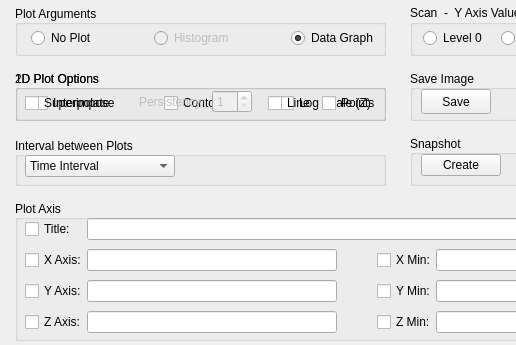
This is slsDetectorGui/forms/form_tab_plot.ui in slsdetectorgroup/slsDetectorPackage as Qt 5 draws it before an edit; both pictures show x 0 to 516 and y 0 to 345 of the 775 by 345 pixel window. The edited form follows.
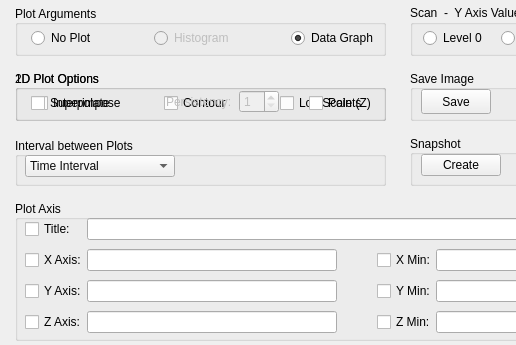
This is the edited form.

Commit message: included checkbox for enable file write

```diff
--- a/slsDetectorGui/forms/form_tab_plot.ui
+++ b/slsDetectorGui/forms/form_tab_plot.ui
@@ -196,7 +196,7 @@
      <rect>
       <x>10</x>
       <y>20</y>
-      <width>356</width>
+      <width>350</width>
       <height>26</height>
      </rect>
     </property>
@@ -218,23 +218,7 @@
       </widget>
      </item>
      <item row="0" column="3">
-      <widget class="QCheckBox" name="checkBox">
-       <property name="enabled">
-        <bool>true</bool>
-       </property>
-       <property name="sizePolicy">
-        <sizepolicy hsizetype="Fixed" vsizetype="Fixed">
-         <horstretch>0</horstretch>
-         <verstretch>0</verstretch>
-        </sizepolicy>
-       </property>
-       <property name="text">
-        <string>Line</string>
-       </property>
-      </widget>
-     </item>
-     <item row="0" column="4">
-      <widget class="QCheckBox" name="checkBox_2">
+      <widget class="QCheckBox" name="chkPoints">
        <property name="enabled">
         <bool>true</bool>
        </property>
@@ -259,7 +243,7 @@
        </property>
        <property name="sizeHint" stdset="0">
         <size>
-         <width>150</width>
+         <width>170</width>
          <height>10</height>
         </size>
        </property>
@@ -270,7 +254,7 @@
    <widget class="QWidget" name="horizontalLayoutWidget_2">
     <property name="geometry">
      <rect>
-      <x>118</x>
+      <x>145</x>
       <y>20</y>
       <width>126</width>
       <height>23</height>
```
The commit also changes 7 other files.
